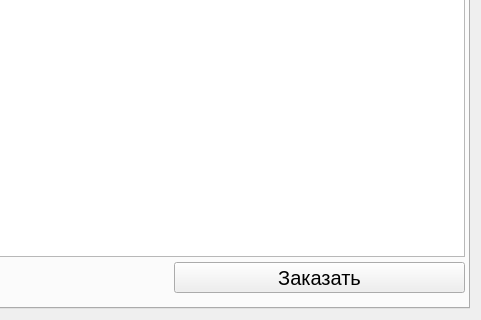
Before: the Qt Designer form model.ui in mikkk-0/Sklad, drawn with Qt 5; both pictures show x 319 to 800 and y 280 to 600 of the 800 by 600 pixel window.
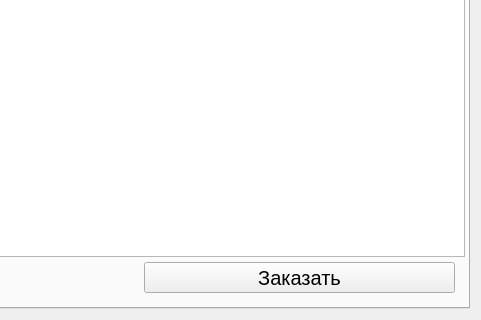
After: the same form once the commit is applied. The open tabs and pages were chosen to show the change.

What changed in the file:
```diff
--- a/model.ui
+++ b/model.ui
@@ -94,9 +94,9 @@
       <widget class="QPushButton" name="create_shipment">
        <property name="geometry">
         <rect>
-         <x>480</x>
+         <x>450</x>
          <y>505</y>
-         <width>291</width>
+         <width>311</width>
          <height>31</height>
         </rect>
        </property>
```
Left out of the diff: 4 changed lines with no effect on the pictures.
